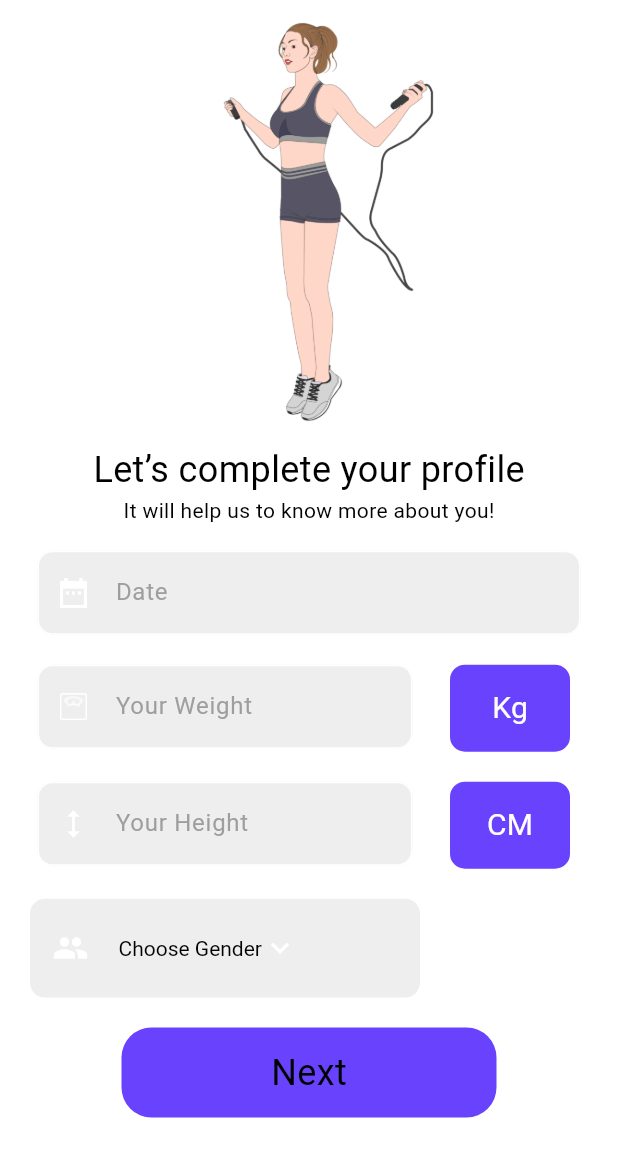
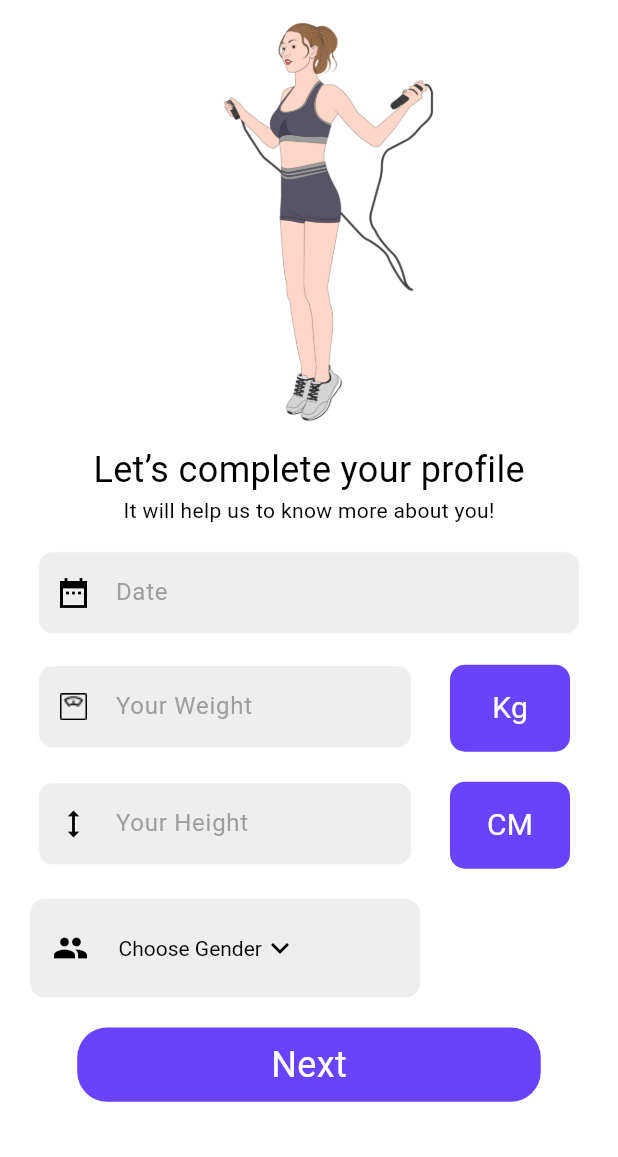
Before and after one commit to Amaljithshaji/BodyBlitzz, a Flutter app: the Setup_Screen screen opened directly, on a phone screen of 412 x 824 dp. Shown: the top 1157 px of the screen. Run offline on Flutter 3.47's test engine with Material 3 defaults, Android fonts, the phone set to English and light mode, and no system bars; our stand-ins replace audioplayers, calendar_timeline, circular_countdown_timer, google_fonts, lottie, percent_indicator and 2 more; missing offline and left inert: vertical_weight_slider; accounts and stored records are empty.

Commit message:
colors update

```diff
--- a/lib/view/Home/Home.dart
+++ b/lib/view/Home/Home.dart
@@ -62,11 +62,11 @@ class _Home_ScreenState extends State<Home_Screen> {
                               setState(() => _selectedDate = date),
                           leftMargin: 20,
                           monthColor: Colors.transparent,
-                          dayColor: Colors.white,
+                          dayColor: Theme.of(context).colorScheme.background,
                           dayNameColor: const Color(0xFF333A47),
                           activeDayColor: Colors.white,
                           activeBackgroundDayColor: Color_const.myButton,
-                          dotsColor: const Color(0xFF333A47),
+                          dotsColor: Colors.white,
                          // selectableDayPredicate: (date) => date.day != 23,
                           locale: 'en',
                         ),
--- a/lib/view/Register/setup/profile_setup.dart
+++ b/lib/view/Register/setup/profile_setup.dart
@@ -29,12 +29,12 @@ class _Setup_ScreenState extends State<Setup_Screen> {
   @override
   Widget build(BuildContext context) {
     return Scaffold(
-      backgroundColor: Theme.of(context).colorScheme.background,
+      backgroundColor:  Theme.of(context).colorScheme.background,
       body: SafeArea(
         child: SingleChildScrollView(
           child: Column(
             crossAxisAlignment: CrossAxisAlignment.start,
-            // mainAxisAlignment: MainAxisAlignment.center,
+            //  mainAxisAlignment: MainAxisAlignment.spaceBetween,
             children: [
               Container(
                   height: 35.h,
@@ -66,7 +66,7 @@ class _Setup_ScreenState extends State<Setup_Screen> {
                     onPressed: () => _showDatePicker(context),
                     icon: Icon(
                       Icons.date_range_sharp,
-                       color: Theme.of(context).colorScheme.background,
+                       color: Colors.black,
                     )),
               ),
 
@@ -85,7 +85,7 @@ class _Setup_ScreenState extends State<Setup_Screen> {
                         obsecureText: false,
                         prefixIcon: ImageIcon(
                           AssetImage('assets/img/weight-scale 1.png'),
-                           color: Theme.of(context).colorScheme.background,
+                           color: Colors.black,
                         )),
                   ),
                   Padding(
@@ -120,7 +120,7 @@ class _Setup_ScreenState extends State<Setup_Screen> {
                         obsecureText: false,
                         prefixIcon: Icon(
                           Icons.height,
-                          color: Theme.of(context).colorScheme.background,
+                          color: Colors.black,
                         )),
                   ),
                   Padding(
@@ -160,7 +160,7 @@ class _Setup_ScreenState extends State<Setup_Screen> {
                       children: [
                         Icon(
                           Icons.group,
-                          color: Theme.of(context).colorScheme.background,
+                          color: Colors.black,
                         ),
                         SizedBox(
                           width: 20,
@@ -173,11 +173,11 @@ class _Setup_ScreenState extends State<Setup_Screen> {
                               style: TextStyle(color: Colors.black),
                             ),
                             dropdownColor: Colors.grey.shade200,
-                            //style: TextStyle(color:  Theme.of(context).colorScheme.background),
+                            //style: TextStyle(color:  Colors.black),
                             value: dropdownvalue,
                             icon: Icon(
                               Icons.keyboard_arrow_down_outlined,
-                              color: Theme.of(context).colorScheme.background,
+                              color: Colors.black,
                             ),
                             items: [
                               DropdownMenuItem<String>(
@@ -217,15 +217,15 @@ class _Setup_ScreenState extends State<Setup_Screen> {
                     Navigator.pushReplacement(context, MaterialPageRoute(builder: (context) => Filtter_Screen(),));
                   },
                     child: Container(
-                      width: 250,
-                      height: 60,
+                     width: 75.w,
+                height: 6.h,
                       decoration: BoxDecoration(
                           borderRadius: BorderRadius.circular(20),
                           color: Color_const.myButton),
                       child: Center(
                           child: Text(
                         'Next',
-                        style: GoogleFonts.aDLaMDisplay(fontSize: 24),
+                        style: GoogleFonts.aDLaMDisplay(fontSize: 24,color: Colors.white),
                       )),
                     ),
                   ),
--- a/lib/view/Workout/workdone.dart
+++ b/lib/view/Workout/workdone.dart
@@ -35,7 +35,8 @@ double  _height = 30.0;
 
   @override
   Widget build(BuildContext context) {
-    return Scaffold(
+    return
+     Scaffold(
         backgroundColor: Theme.of(context).colorScheme.background,
         body: Container(
           width: double.infinity,
```
Also changed, not shown: lib/view/Register/login.dart (+4 -3 lines), lib/view/Register/register.dart (+4 -4 lines), assets/img/clap (2).png (deleted).
